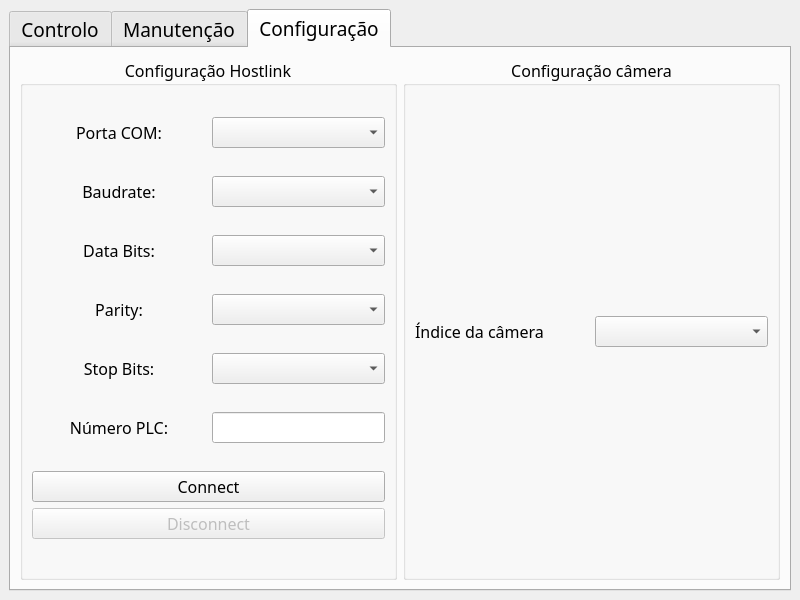
The window that ui_files/MainWindow.ui (noliveira9822/cookie_maker) describes before a commit, drawn with Qt 5.
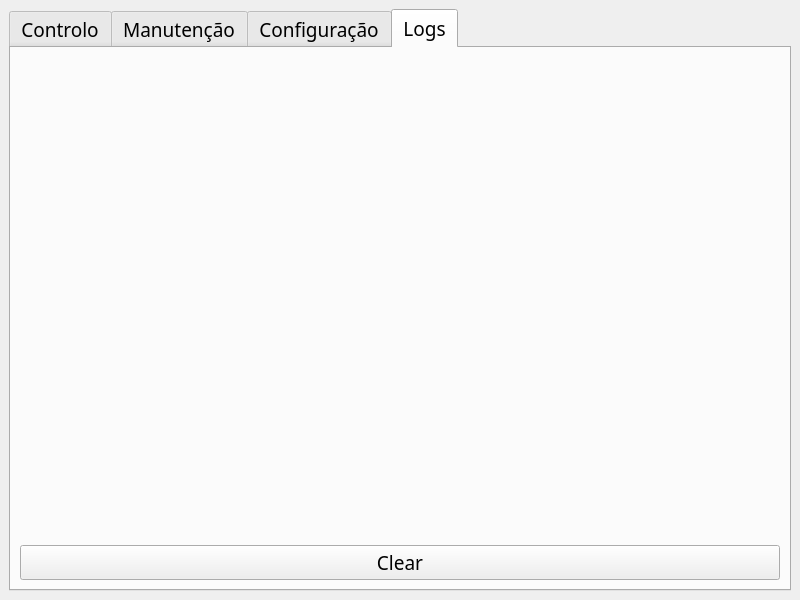
The same window after the commit.

Commit message: Adição de funções do turbohostlink->tlnk tab de serial alterada no designer adição de código para operação assincrona funcçao utils.serial_setup e nova classe no utils mainwindow também tem novas funções para serial

```diff
--- a/ui_files/MainWindow.ui
+++ b/ui_files/MainWindow.ui
@@ -48,7 +48,7 @@
        <enum>QTabWidget::Rounded</enum>
       </property>
       <property name="currentIndex">
-       <number>2</number>
+       <number>3</number>
       </property>
       <widget class="QWidget" name="tab_controlo">
        <attribute name="title">
@@ -641,6 +641,30 @@
         </item>
        </layout>
       </widget>
+      <widget class="QWidget" name="tab_logger">
+       <attribute name="title">
+        <string>Logs</string>
+       </attribute>
+       <layout class="QVBoxLayout" name="verticalLayout_15">
+        <item>
+         <widget class="QLabel" name="ser_logger">
+          <property name="text">
+           <string/>
+          </property>
+          <property name="alignment">
+           <set>Qt::AlignLeading|Qt::AlignLeft|Qt::AlignTop</set>
+          </property>
+         </widget>
+        </item>
+        <item>
+         <widget class="QPushButton" name="btn_clear_log">
+          <property name="text">
+           <string>Clear</string>
+          </property>
+         </widget>
+        </item>
+       </layout>
+      </widget>
      </widget>
     </item>
    </layout>
```
